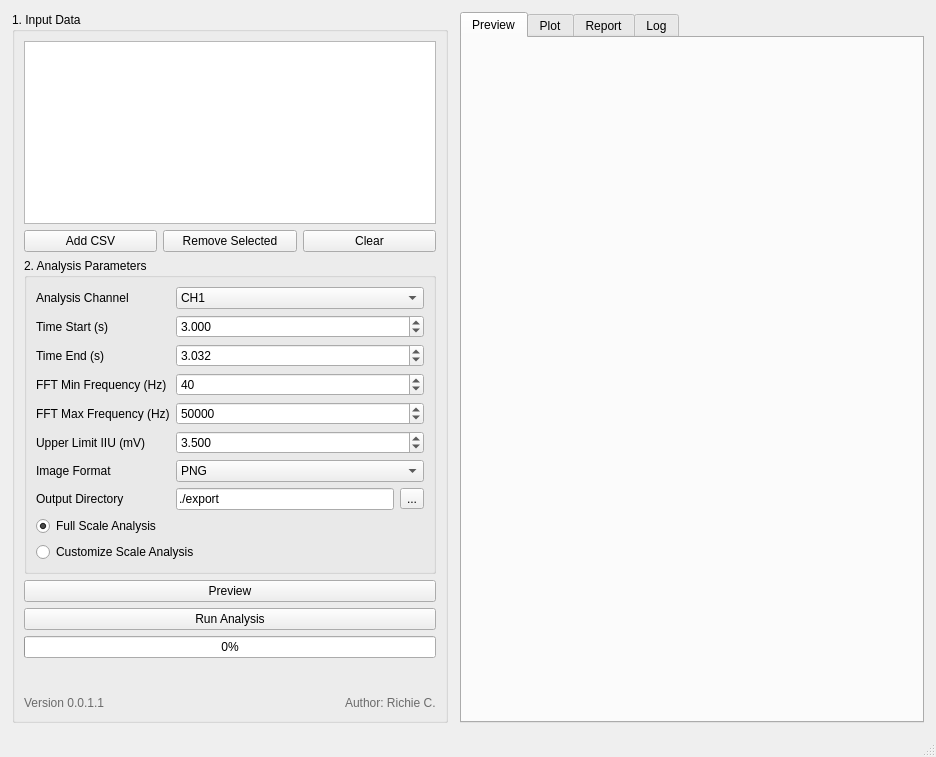
First picture: the form in window.ui, repository RCJ4me/gfci_ui, before the edit.
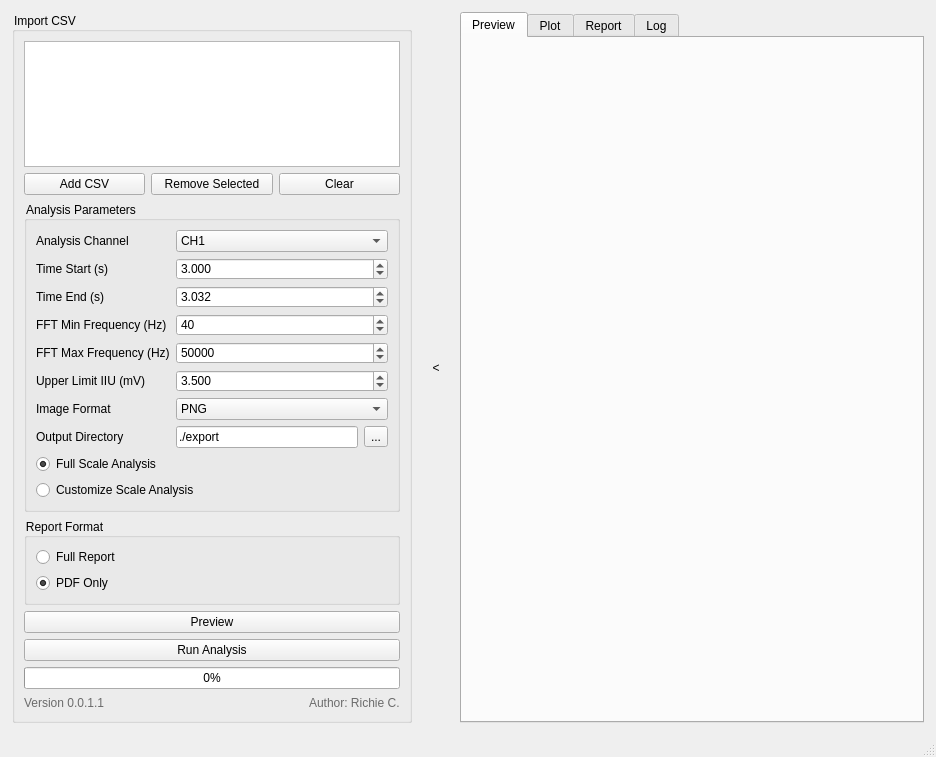
Second picture: the form after the edit.

Commit message: Easy & Elegant UI and Data. Enable Un-hide/Hide left setting. Full or PDF only export. Default export format only for PDF.

The edit to the form file:
```diff
--- a/window.ui
+++ b/window.ui
@@ -39,7 +39,10 @@
        </size>
       </property>
       <property name="title">
-       <string>1. Input Data</string>
+       <string>Import CSV</string>
+      </property>
+      <property name="styleSheet">
+       <string notr="true">QGroupBox::title { font-weight: 700; font-size: 12pt; }</string>
       </property>
       <layout class="QVBoxLayout" name="inputLayout">
        <item>
@@ -73,7 +76,10 @@
        <item>
         <widget class="QGroupBox" name="groupBox_params">
          <property name="title">
-          <string>2. Analysis Parameters</string>
+          <string>Analysis Parameters</string>
+         </property>
+         <property name="styleSheet">
+          <string notr="true">QGroupBox::title { font-weight: 700; font-size: 12pt; }</string>
          </property>
          <layout class="QGridLayout" name="paramsLayout">
           <item row="0" column="0">
@@ -268,6 +274,35 @@
          </layout>
         </widget>
        </item>
+       <item>
+        <widget class="QGroupBox" name="groupBox_report_format">
+         <property name="title">
+          <string>Report Format</string>
+         </property>
+         <property name="styleSheet">
+          <string notr="true">QGroupBox::title { font-weight: 700; font-size: 12pt; }</string>
+         </property>
+         <layout class="QVBoxLayout" name="reportFormatLayout">
+          <item>
+           <widget class="QRadioButton" name="radio_full_report">
+            <property name="text">
+             <string>Full Report</string>
+            </property>
+           </widget>
+          </item>
+          <item>
+           <widget class="QRadioButton" name="radio_pdf_only">
+            <property name="text">
+             <string>PDF Only</string>
+            </property>
+            <property name="checked">
+             <bool>true</bool>
+            </property>
+           </widget>
+          </item>
+         </layout>
+        </widget>
+       </item>
        <item>
         <widget class="QPushButton" name="btn_preview">
          <property name="text">
@@ -342,6 +377,31 @@
       </layout>
      </widget>
     </item>
+    <item>
+     <widget class="QToolButton" name="btn_toggle_left_panel">
+      <property name="minimumSize">
+       <size>
+        <width>24</width>
+        <height>0</height>
+       </size>
+      </property>
+      <property name="maximumSize">
+       <size>
+        <width>24</width>
+        <height>16777215</height>
+       </size>
+      </property>
+      <property name="toolTip">
+       <string>Hide left panel</string>
+      </property>
+      <property name="text">
+       <string>&lt;</string>
+      </property>
+      <property name="autoRaise">
+       <bool>true</bool>
+      </property>
+     </widget>
+    </item>
     <item>
      <widget class="QTabWidget" name="tab_results">
       <property name="currentIndex">
```
The commit also changes 4 other files.
